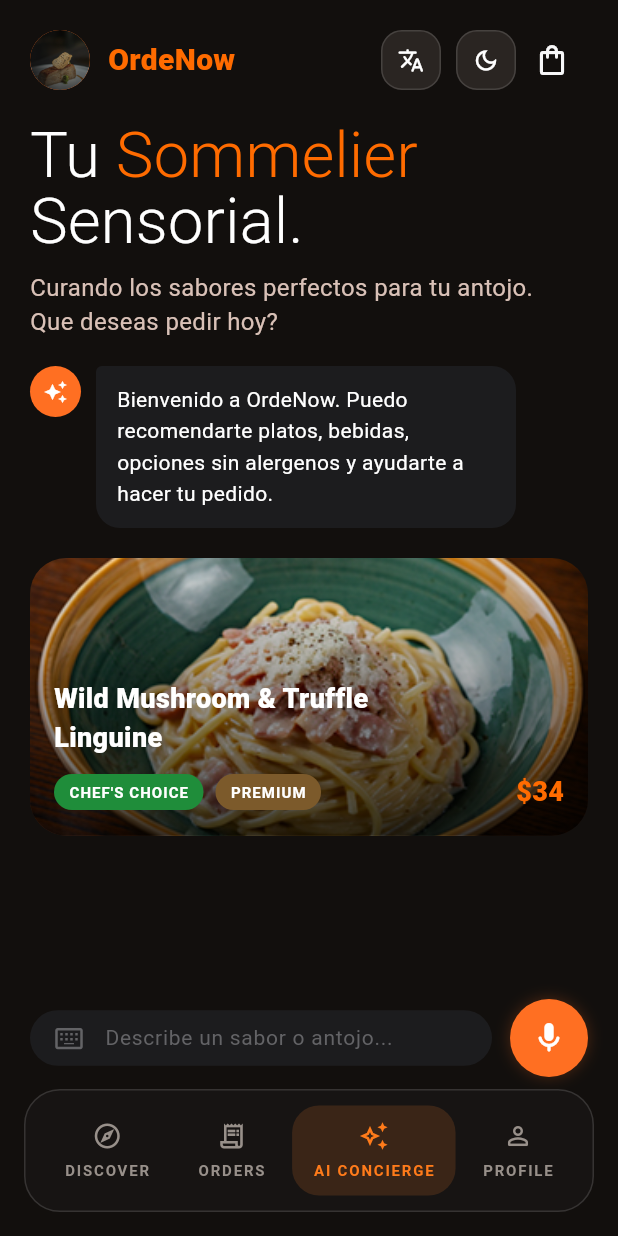
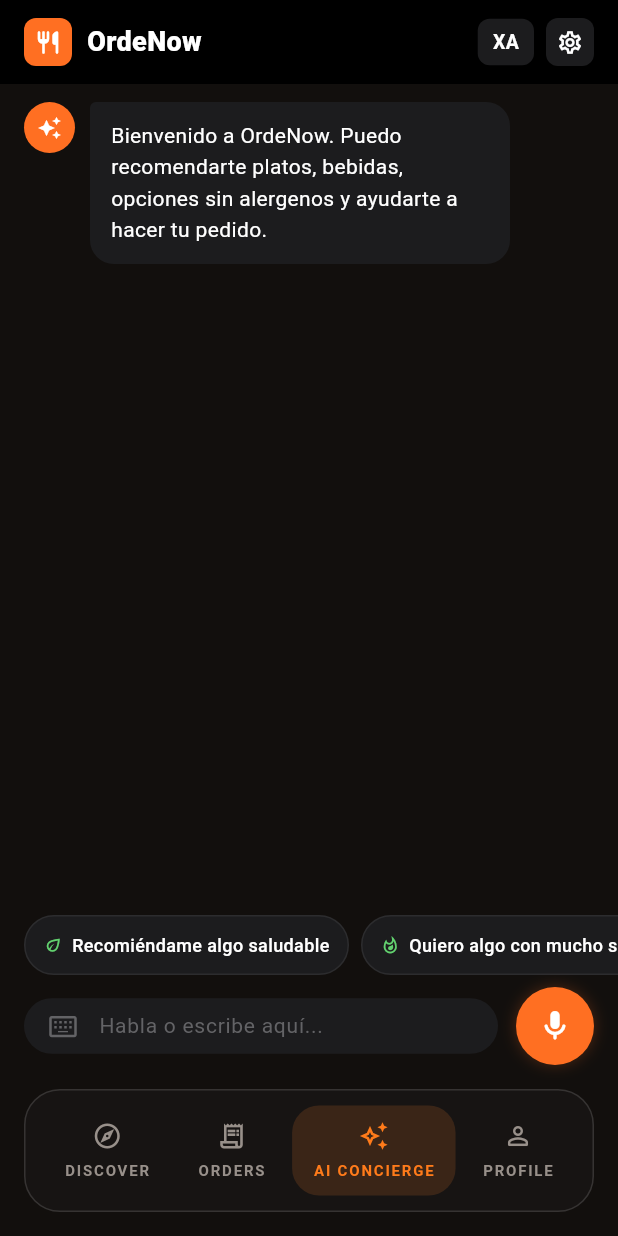
Before and after one commit to Jack-Limas/mobil_ordenow, a Flutter app: the CustomerAppScreen screen opened directly, item 3 of the bottom bar chosen, on a phone screen of 412 x 824 dp. Run offline on Flutter 3.47's test engine with Material 3 defaults, Android fonts, the phone set to English and light mode, and no system bars; our stand-ins replace flutter_dotenv, flutter_tts, hive_flutter, speech_to_text, supabase_flutter; accounts and stored records are empty; network calls fail.

Commit message:
feat(ui): rediseñar _AiConciergeView con orbe animado y chips de sugerencias

```diff
--- a/lib/presentation/screens/customer_app_screen.dart
+++ b/lib/presentation/screens/customer_app_screen.dart
@@ -413,7 +413,28 @@ class _AiConciergeView extends StatefulWidget {
 }
 
 class _AiConciergeViewState extends State<_AiConciergeView> {
-  Future<void> _sendPrompt(BuildContext context, String prompt) async {
+  bool _isListening = false;
+  final ScrollController _scrollController = ScrollController();
+
+  @override
+  void dispose() {
+    _scrollController.dispose();
+    super.dispose();
+  }
+
+  void _scrollToBottom() {
+    WidgetsBinding.instance.addPostFrameCallback((_) {
+      if (_scrollController.hasClients) {
+        _scrollController.animateTo(
+          _scrollController.position.maxScrollExtent,
+          duration: const Duration(milliseconds: 300),
+          curve: Curves.easeOut,
+        );
+      }
+    });
+  }
+
+  Future<void> _sendPrompt(String prompt) async {
     final order = context.read<OrderProvider>();
     final auth = context.read<AuthProvider>();
     final ai = context.read<AiProvider>();
@@ -426,167 +447,245 @@ class _AiConciergeViewState extends State<_AiConciergeView> {
       allergies: auth.currentUser?.allergies ?? [],
       diningPreferences: order.diningPreferences,
     );
-  }
-
-  @override
-  Widget build(BuildContext context) {
-    final copy = AppCopy.of(context);
-    final palette = _CustomerPalette.of(context);
+    _scrollToBottom();
+  }
+
+  String _initials(String? fullName) {
+    if (fullName == null || fullName.trim().isEmpty) return '?';
+    final parts = fullName.trim().split(' ');
+    if (parts.length == 1) return parts.first[0].toUpperCase();
+    return '${parts.first[0]}${parts.last[0]}'.toUpperCase();
+  }
+
+  @override
+  Widget build(BuildContext context) {
     final ai = context.watch<AiProvider>();
-    final flow = context.read<AppDemoProvider>();
-
-    return Padding(
-      padding: const EdgeInsets.fromLTRB(20, 16, 20, 8),
-      child: Column(
-        crossAxisAlignment: CrossAxisAlignment.start,
-        children: [
-          Row(
+    final auth = context.watch<AuthProvider>();
+    final settings = context.watch<AppSettingsProvider>();
+    final initials = _initials(auth.currentUser?.fullName);
+
+    return Column(
+      children: [
+        // App bar
+        Container(
+          color: Colors.black,
+          padding: const EdgeInsets.fromLTRB(16, 12, 16, 12),
+          child: Row(
             children: [
-              const CircleAvatar(
-                radius: 20,
-                backgroundImage:
-                    AssetImage('lib/assets/images/background_bienvenida.png'),
-              ),
-              const SizedBox(width: 12),
+              Container(
+                width: 32,
+                height: 32,
+                decoration: BoxDecoration(
+                  color: const Color(0xFFFF6F22),
+                  borderRadius: BorderRadius.circular(8),
+                ),
+                child: const Icon(
+                  Icons.restaurant_rounded,
+                  color: Colors.white,
+                  size: 18,
+                ),
+              ),
+              const SizedBox(width: 10),
               const Text(
                 'OrdeNow',
                 style: TextStyle(
-                  color: Color(0xFFFF6B00),
-                  fontSize: 20,
+                  color: Colors.white,
+                  fontSize: 18,
                   fontWeight: FontWeight.w800,
                 ),
               ),
               const Spacer(),
-              const _InlineUtilityButtons(compact: true),
-              IconButton(
-                onPressed: () => flow.setCustomerScreen(CustomerScreen.cart),
-                icon: const Icon(Icons.shopping_bag_outlined),
+              GestureDetector(
+                onTap: settings.toggleLanguage,
+                child: Container(
+                  padding: const EdgeInsets.symmetric(
+                      horizontal: 10, vertical: 6),
+                  decoration: BoxDecoration(
+                    color: const Color(0xFF1C1C1E),
+                    borderRadius: BorderRadius.circular(8),
+                  ),
+                  child: const Text(
+                    'XA',
+                    style: TextStyle(
+                      color: Colors.white,
+                      fontSize: 13,
+                      fontWeight: FontWeight.w700,
+                    ),
+                  ),
+                ),
+              ),
+              const SizedBox(width: 8),
+              GestureDetector(
+                onTap: () => _cycleTheme(settings),
+                child: Container(
+                  padding: const EdgeInsets.all(7),
+                  decoration: BoxDecoration(
+                    color: const Color(0xFF1C1C1E),
+                    borderRadius: BorderRadius.circular(8),
+                  ),
+                  child: const Icon(
+                    Icons.settings_outlined,
+                    color: Colors.white,
+                    size: 18,
+                  ),
+                ),
               ),
             ],
           ),
-          const SizedBox(height: 18),
-          Text.rich(
-            TextSpan(
-              children: [
-                TextSpan(
-                  text: copy.isSpanish ? 'Tu ' : 'Your ',
-                  style: TextStyle(color: palette.primaryText),
-                ),
-                TextSpan(
-                  text: copy.isSpanish ? 'Sommelier' : 'Sensory',
-                  style: TextStyle(color: Color(0xFFFF6B00)),
-                ),
-                TextSpan(
-                  text: copy.isSpanish ? '\nSensorial.' : '\nSommelier.',
-                  style: TextStyle(color: palette.primaryText),
+        ),
+        // Messages list
+        Expanded(
+          child: ListView.builder(
+            controller: _scrollController,
+            padding: const EdgeInsets.fromLTRB(16, 12, 16, 12),
+            itemCount: ai.messages.length,
+            itemBuilder: (context, index) {
+              final msg = ai.messages[index];
+              return Padding(
+                padding: const EdgeInsets.only(bottom: 14),
+                child: AiMessageBubble(
+                  text: msg.text,
+                  isUser: msg.isUser,
+                  userInitials: initials,
+                ),
+              );
+            },
+          ),
+        ),
+        // Animated orb — visible when mic is active
+        ClipRect(
+          child: AnimatedSize(
+            duration: const Duration(milliseconds: 400),
+            curve: Curves.easeInOut,
+            child: _isListening ? const _OrbSection() : const SizedBox.shrink(),
+          ),
+        ),
+        // Quick suggestion chips
+        _QuickChips(onSend: _sendPrompt),
+        const SizedBox(height: 8),
+        // Input bar
+        Padding(
+          padding: const EdgeInsets.fromLTRB(16, 0, 16, 16),
+          child: AiChatBox(
+            hintText: settings.isSpanish
+                ? 'Habla o escribe aquí...'
+                : 'Talk or type here...',
+            onSend: _sendPrompt,
+            onListeningChanged: (v) => setState(() => _isListening = v),
+          ),
+        ),
+      ],
+    );
+  }
+
+  Future<void> _cycleTheme(AppSettingsProvider settings) async {
+    switch (settings.themeMode) {
+      case ThemeMode.system:
+        await settings.updateThemeMode(ThemeMode.dark);
+      case ThemeMode.dark:
+        await settings.updateThemeMode(ThemeMode.light);
+      case ThemeMode.light:
+        await settings.updateThemeMode(ThemeMode.system);
+    }
+  }
+}
+
+class _OrbSection extends StatelessWidget {
+  const _OrbSection();
+
+  @override
+  Widget build(BuildContext context) {
+    return SizedBox(
+      height: 190,
+      child: Column(
+        mainAxisAlignment: MainAxisAlignment.center,
+        children: [
+          Container(
+            width: 130,
+            height: 130,
+            decoration: BoxDecoration(
+              shape: BoxShape.circle,
+              color: const Color(0xFFFF6F22),
+              boxShadow: [
+                BoxShadow(
+                  color: const Color(0xFFFF6F22).withValues(alpha: 0.55),
+                  blurRadius: 50,
+                  spreadRadius: 12,
                 ),
               ],
             ),
-            style: const TextStyle(
-              fontSize: 42,
-              fontWeight: FontWeight.w300,
-              height: 1.05,
-            ),
-          ),
-          const SizedBox(height: 10),
-          Text(
-            copy.isSpanish
-                ? 'Curando los sabores perfectos para tu antojo.\nQue deseas pedir hoy?'
-                : 'Curating the perfect flavors for your mood.\nWhat are you craving today?',
-            style: const TextStyle(
-              color: Color(0xFFD9C1B7),
-              fontSize: 16,
-              height: 1.45,
-            ),
-          ),
-          const SizedBox(height: 18),
-          Expanded(
-            child: ListView(
-              children: [
-                ...ai.messages.map(
-                  (message) => Padding(
-                    padding: const EdgeInsets.only(bottom: 14),
-                    child: AiMessageBubble(
-                      text: message.text,
-                      isUser: message.isUser,
-                    ),
-                  ),
-                ),
-                const SizedBox(height: 6),
-                Stack(
-                  children: [
-                    ClipRRect(
-                      borderRadius: BorderRadius.circular(24),
-                      child: Image.asset(
-                        'lib/assets/images/midnight_pasta.png',
-                        height: 185,
-                        width: double.infinity,
-                        fit: BoxFit.cover,
-                      ),
-                    ),
-                    Positioned.fill(
-                      child: DecoratedBox(
-                        decoration: BoxDecoration(
-                          borderRadius: BorderRadius.circular(24),
-                          gradient: LinearGradient(
-                            begin: Alignment.topCenter,
-                            end: Alignment.bottomCenter,
-                            colors: [
-                              Colors.transparent,
-                              Colors.black.withValues(alpha: 0.72),
-                            ],
-                          ),
-                        ),
-                      ),
-                    ),
-                    const Positioned(
-                      left: 16,
-                      right: 16,
-                      bottom: 16,
-                      child: Column(
-                        crossAxisAlignment: CrossAxisAlignment.start,
-                        children: [
-                          Text(
-                            'Wild Mushroom & Truffle\nLinguine',
-                            style: TextStyle(
-                              color: Colors.white,
-                              fontSize: 18,
-                              fontWeight: FontWeight.w800,
-                            ),
-                          ),
-                          SizedBox(height: 10),
-                          Row(
-                            children: [
-                              _Tag(text: "CHEF'S CHOICE", color: Color(0xFF1F8D3A)),
-                              SizedBox(width: 8),
-                              _Tag(text: 'PREMIUM', color: Color(0xFF7C5A2B)),
-                              Spacer(),
-                              Text(
-                                '\$34',
-                                style: TextStyle(
-                                  color: Color(0xFFFF6B00),
-                                  fontSize: 18,
-                                  fontWeight: FontWeight.w900,
-                                ),
-                              ),
-                            ],
-                          ),
-                        ],
-                      ),
-                    ),
-                  ],
-                ),
-              ],
-            ),
-          ),
-          const SizedBox(height: 14),
-          AiChatBox(
-            hintText: copy.isSpanish
-                ? 'Describe un sabor o antojo...'
-                : 'Describe a flavor or mood...',
-            onSend: (prompt) => _sendPrompt(context, prompt),
+            child: const Icon(
+              Icons.auto_awesome,
+              color: Colors.white,
+              size: 52,
+            ),
+          ),
+          const SizedBox(height: 16),
+          const Text(
+            'ESCUCHANDO TUS ANTOJOS...',
+            style: TextStyle(
+              color: Colors.white,
+              fontSize: 12,
+              fontWeight: FontWeight.w600,
+              letterSpacing: 2.0,
+            ),
           ),
         ],
+      ),
+    );
+  }
+}
+
+class _QuickChips extends StatelessWidget {
+  const _QuickChips({required this.onSend});
+
+  final ValueChanged<String> onSend;
+
+  static const List<(IconData, String)> _chips = [
+    (Icons.eco_outlined, 'Recomiéndame algo saludable'),
+    (Icons.whatshot_outlined, 'Quiero algo con mucho sabor'),
+    (Icons.local_cafe_outlined, 'Una bebida refrescante'),
+    (Icons.star_outline_rounded, 'El plato especial del chef'),
+  ];
+
+  @override
+  Widget build(BuildContext context) {
+    return SizedBox(
+      height: 40,
+      child: ListView.separated(
+        scrollDirection: Axis.horizontal,
+        padding: const EdgeInsets.symmetric(horizontal: 16),
+        itemCount: _chips.length,
+        separatorBuilder: (_, __) => const SizedBox(width: 8),
+        itemBuilder: (context, index) {
+          final (icon, label) = _chips[index];
+          return GestureDetector(
+            onTap: () => onSend(label),
+            child: Container(
+              padding: const EdgeInsets.symmetric(horizontal: 12, vertical: 10),
+              decoration: BoxDecoration(
+                color: const Color(0xFF1C1C1E),
+                borderRadius: BorderRadius.circular(999),
+                border: Border.all(color: const Color(0xFF2C2C2E)),
+              ),
+              child: Row(
+                mainAxisSize: MainAxisSize.min,
+                children: [
+                  Icon(icon, color: const Color(0xFF62D26F), size: 13),
+                  const SizedBox(width: 6),
+                  Text(
+                    label,
+                    style: const TextStyle(
+                      color: Colors.white,
+                      fontSize: 12,
+                      fontWeight: FontWeight.w500,
+                    ),
+                  ),
+                ],
+              ),
+            ),
+          );
+        },
       ),
     );
   }
```
